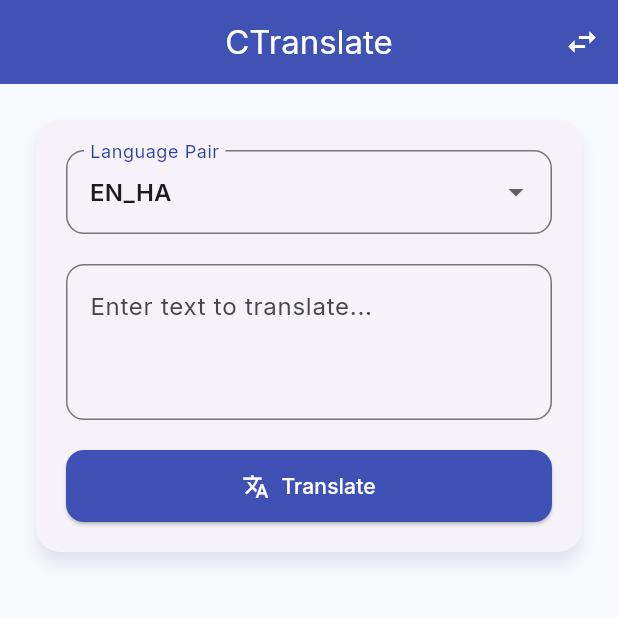
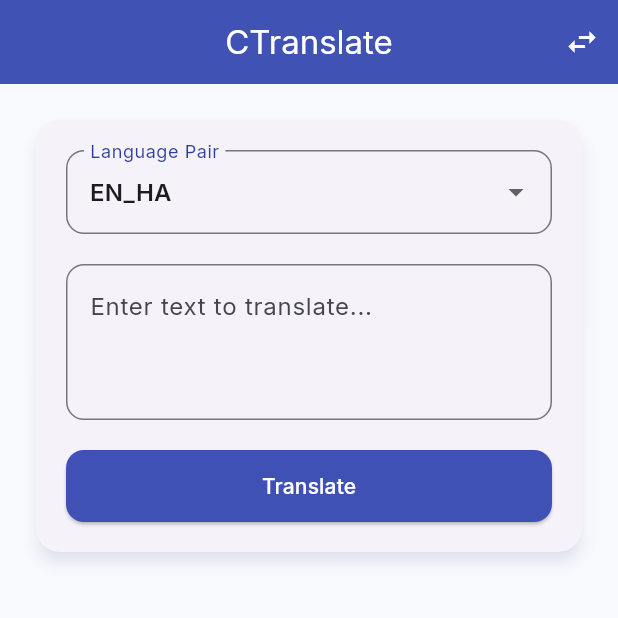
Before and after one commit to johncollinx/ctranslate_app, a Flutter app: the screen it shows after launch, after a tap on the "swap horiz" icon, on a phone screen of 412 x 824 dp, the top half of it. Run offline on Flutter 3.47's test engine with Material 3 defaults, Android fonts, the light colour scheme and no system bars; our stand-ins replace google_fonts.

Commit message:
Update main.dart

```diff
--- a/ctranslate/lib/main.dart
+++ b/ctranslate/lib/main.dart
@@ -157,7 +157,6 @@
                       const SizedBox(height: 20),
                       ElevatedButton.icon(
                         onPressed: _translate,
-                        icon: const Icon(Icons.translate),
                         label: const Text('Translate'),
                       ),
                     ],
```
